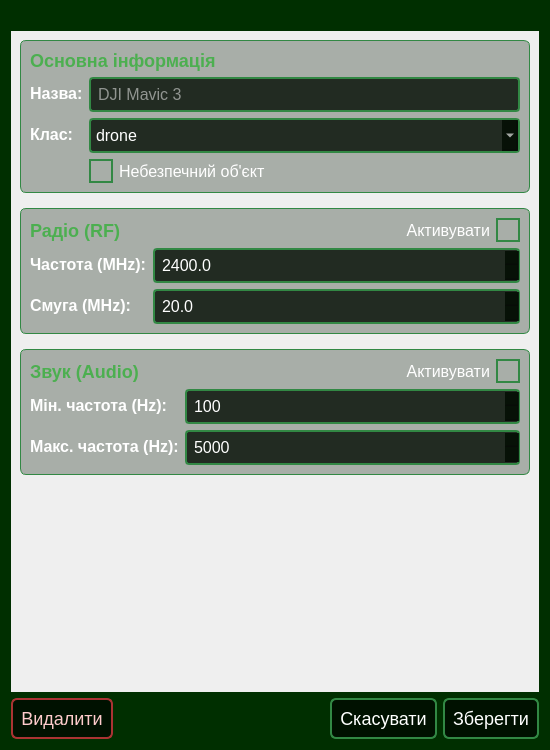
VadymKotsiuba1808/SDR_Pi, file app/ui/object_editor_dialog.ui: the form before one commit.
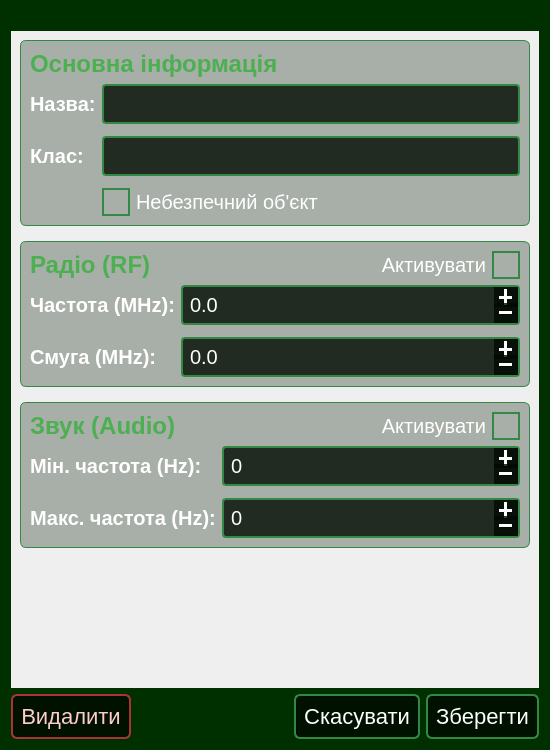
The form after the commit.

Commit message: Changed class field in object editor

```diff
--- a/app/ui/object_editor_dialog.ui
+++ b/app/ui/object_editor_dialog.ui
@@ -22,7 +22,7 @@
 
 QLabel {
 	color: #ffffff;
-	font-size: 16px;
+	font-size: 20px;
 	font-weight: 500;
 }
 
@@ -31,7 +31,7 @@
 	border: 2px solid #328844;
 	color: #ffffff;
 	padding: 5px;
-	font-size: 16px;
+	font-size: 20px;
 	border-radius: 4px;
 }
 
@@ -39,13 +39,19 @@
 	border: 2px solid #4CAF50;
 }
 
+QDoubleSpinBox::up-button, QDoubleSpinBox::down-button, QSpinBox::up-button, QSpinBox::down-button {
+    width: 20px;
+    height: 16px;
+    padding:2px;
+}
+
 QCheckBox {
 	color: #ffffff;
-	font-size: 16px;
+	font-size: 20px;
 }
 QCheckBox::indicator {
-	width: 20px;
-	height: 20px;
+	width: 24px;
+	height: 24px;
 	border: 2px solid #328844;
 	background: none;
 }
@@ -62,7 +68,7 @@
 
 QLabel#lblSectionTitle, QLabel#lblSectionTitle_2, QLabel#lblSectionTitle_3 {
 	color: #4CAF50;
-	font-size: 18px;
+	font-size: 24px;
 	font-weight: bold;
 }
 
@@ -72,7 +78,7 @@
 	background-color: rgba(0, 10, 0, 0.8);
 	border: 2px solid #328844;
 	color: #ffffff;
-	font-size: 18px;
+	font-size: 22px;
 	padding: 8px;
 	border-radius: 6px;
 }
@@ -90,12 +96,7 @@
 	color: #ffffff;
 }
 
-QPushButton#btnLogout {
-	border-color: #777777;
-	color: #cccccc;
-	font-size: 14px;
-	padding: 4px;
-}</string>
+</string>
   </property>
   <layout class="QVBoxLayout" name="verticalLayout">
    <item>
@@ -129,7 +130,7 @@
         <x>0</x>
         <y>0</y>
         <width>532</width>
-        <height>652</height>
+        <height>646</height>
        </rect>
       </property>
       <layout class="QVBoxLayout" name="verticalLayout_Scroll">
@@ -154,6 +155,9 @@
           </item>
           <item>
            <layout class="QFormLayout" name="formLayout">
+            <property name="verticalSpacing">
+             <number>12</number>
+            </property>
             <item row="0" column="0">
              <widget class="QLabel" name="label">
               <property name="text">
@@ -164,51 +168,10 @@
             <item row="0" column="1">
              <widget class="QLineEdit" name="inpName">
               <property name="placeholderText">
-               <string>DJI Mavic 3</string>
+               <string/>
               </property>
              </widget>
             </item>
-            <item row="1" column="0">
-             <widget class="QLabel" name="label_2">
-              <property name="text">
-               <string>Клас:</string>
-              </property>
-             </widget>
-            </item>
-            <item row="1" column="1">
-             <widget class="QComboBox" name="inpClass">
-              <item>
-               <property name="text">
-                <string>drone</string>
-               </property>
-              </item>
-              <item>
-               <property name="text">
-                <string>bird</string>
-               </property>
-              </item>
-              <item>
-               <property name="text">
-                <string>airplane</string>
-               </property>
-              </item>
-              <item>
-               <property name="text">
-                <string>ufo</string>
-               </property>
-              </item>
-              <item>
-               <property name="text">
-                <string>interference</string>
-               </property>
-              </item>
-              <item>
-               <property name="text">
-                <string>other</string>
-               </property>
-              </item>
-             </widget>
-            </item>
             <item row="2" column="1">
              <widget class="QCheckBox" name="chkDangerous">
               <property name="text">
@@ -216,6 +179,16 @@
               </property>
              </widget>
             </item>
+            <item row="1" column="1">
+             <widget class="QLineEdit" name="inpClass"/>
+            </item>
+            <item row="1" column="0">
+             <widget class="QLabel" name="Label">
+              <property name="text">
+               <string>Клас:</string>
+              </property>
+             </widget>
+            </item>
            </layout>
           </item>
          </layout>
@@ -253,6 +226,9 @@
           </item>
           <item>
            <layout class="QFormLayout" name="formLayout_2">
+            <property name="verticalSpacing">
+             <number>12</number>
+            </property>
             <item row="0" column="0">
              <widget class="QLabel" name="label_3">
               <property name="text">
@@ -262,6 +238,9 @@
             </item>
             <item row="0" column="1">
              <widget class="QDoubleSpinBox" name="inpRFFreq">
+              <property name="buttonSymbols">
+               <enum>QAbstractSpinBox::ButtonSymbols::PlusMinus</enum>
+              </property>
               <property name="decimals">
                <number>1</number>
               </property>
@@ -269,7 +248,7 @@
                <double>6000.000000000000000</double>
               </property>
               <property name="value">
-               <double>2400.000000000000000</double>
+               <double>0.000000000000000</double>
               </property>
              </widget>
             </item>
@@ -282,6 +261,9 @@
             </item>
             <item row="1" column="1">
              <widget class="QDoubleSpinBox" name="inpRFBw">
+              <property name="buttonSymbols">
+               <enum>QAbstractSpinBox::ButtonSymbols::PlusMinus</enum>
+              </property>
               <property name="decimals">
                <number>1</number>
               </property>
@@ -289,7 +271,7 @@
                <double>100.000000000000000</double>
               </property>
               <property name="value">
-               <double>20.000000000000000</double>
+               <double>0.000000000000000</double>
               </property>
              </widget>
             </item>
@@ -330,6 +312,9 @@
           </item>
           <item>
            <layout class="QFormLayout" name="formLayout_3">
+            <property name="verticalSpacing">
+             <number>12</number>
+            </property>
             <item row="0" column="0">
              <widget class="QLabel" name="label_6">
               <property name="text">
@@ -339,11 +324,14 @@
             </item>
             <item row="0" column="1">
              <widget class="QSpinBox" name="inpAudioMin">
+              <property name="buttonSymbols">
+               <enum>QAbstractSpinBox::ButtonSymbols::PlusMinus</enum>
+              </property>
               <property name="maximum">
                <number>20000</number>
               </property>
               <property name="value">
-               <number>100</number>
+               <number>0</number>
               </property>
              </widget>
             </item>
@@ -356,11 +344,14 @@
             </item>
             <item row="1" column="1">
              <widget class="QSpinBox" name="inpAudioMax">
+              <property name="buttonSymbols">
+               <enum>QAbstractSpinBox::ButtonSymbols::PlusMinus</enum>
+              </property>
               <property name="maximum">
                <number>20000</number>
               </property>
               <property name="value">
-               <number>5000</number>
+               <number>0</number>
               </property>
              </widget>
             </item>
```
Left out of the diff: 2 changed lines with no effect on the pictures. The commit also changes 2 other files.
